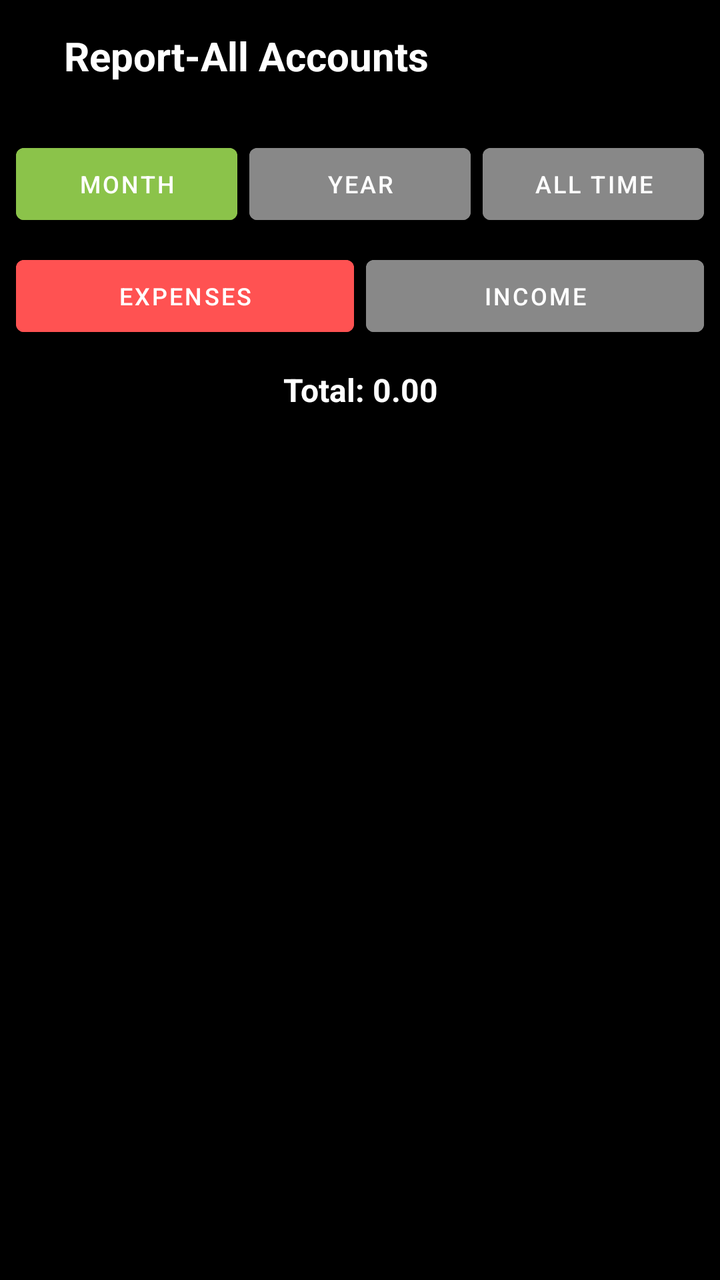
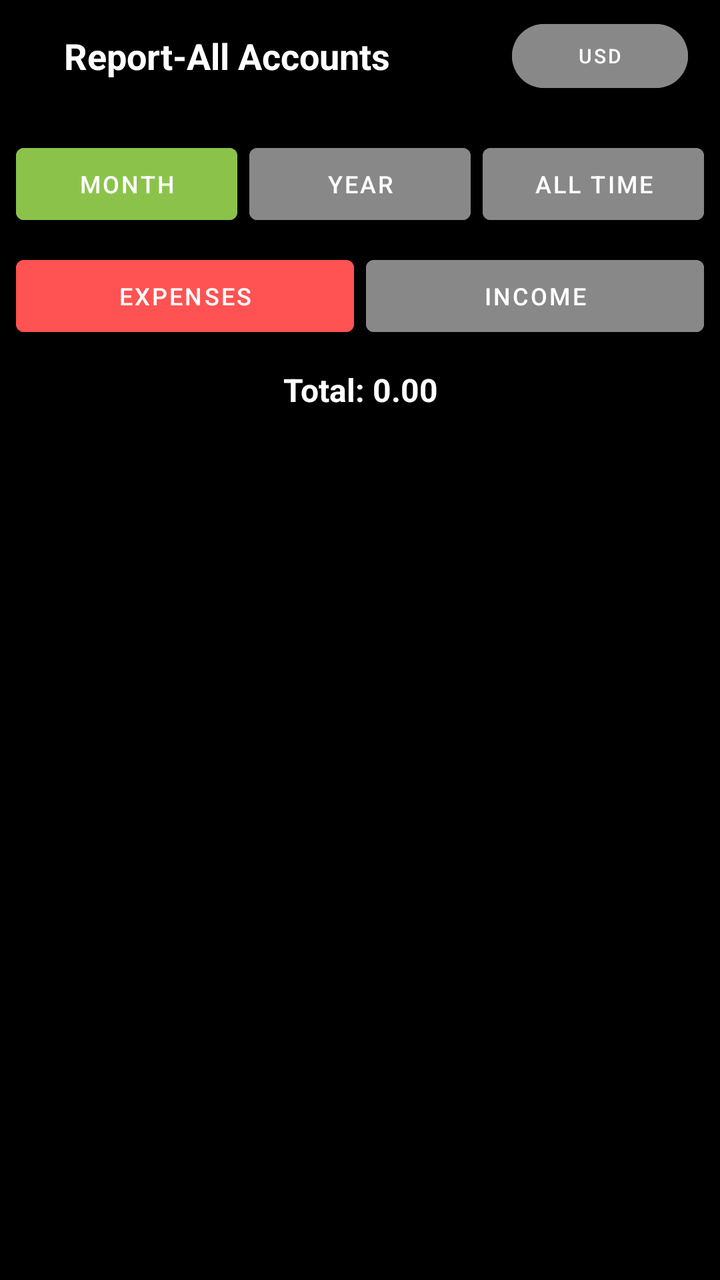

Two renders of the same Android screen: before a commit and after it. Below are the layout's source before the change and the commit's diff.
<!-- AndroidManifest.xml: activity theme Theme.MyCalendar2026SAR -->
<!-- res/layout/activity_report_all.xml -->
<?xml version="1.0" encoding="utf-8"?>
<androidx.constraintlayout.widget.ConstraintLayout xmlns:android="http://schemas.android.com/apk/res/android"
    xmlns:app="http://schemas.android.com/apk/res-auto"
    xmlns:tools="http://schemas.android.com/tools"
    android:layout_width="match_parent"
    android:layout_height="match_parent"
    android:background="#000000"
    tools:context=".ReportAllActivity">

    <LinearLayout
        android:id="@+id/reportTopBar"
        android:layout_width="match_parent"
        android:layout_height="56dp"
        android:gravity="center_vertical"
        android:orientation="horizontal"
        android:paddingStart="16dp"
        android:paddingEnd="16dp"
        app:layout_constraintTop_toTopOf="parent">

        <ImageButton
            android:id="@+id/reportBackButton"
            android:layout_width="@dimen/_24sdp"
            android:layout_height="@dimen/_24sdp"
            android:background="?attr/selectableItemBackgroundBorderless"
            android:contentDescription="Back"
            android:padding="4dp"
            android:scaleType="fitCenter"
            android:src="@drawable/ic_back_color" />

        <TextView
            android:layout_width="0dp"
            android:layout_height="wrap_content"
            android:layout_marginStart="16dp"
            android:layout_weight="1"
            android:text="@string/menu_report_all_accounts"
            android:textColor="@color/white"
            android:textSize="20sp"
            android:textStyle="bold" />
    </LinearLayout>

    <LinearLayout
        android:id="@+id/reportPeriodContainer"
        android:layout_width="match_parent"
        android:layout_height="wrap_content"
        android:layout_marginTop="4dp"
        android:gravity="center"
        android:orientation="horizontal"
        android:padding="8dp"
        app:layout_constraintTop_toBottomOf="@id/reportTopBar">

        <Button
            android:id="@+id/reportMonthButton"
            android:layout_width="0dp"
            android:layout_height="wrap_content"
            android:layout_weight="1"
            android:backgroundTint="@color/light_green"
            android:text="Month"
            android:textColor="@color/white"
            android:textSize="12sp" />

        <Button
            android:id="@+id/reportYearButton"
            android:layout_width="0dp"
            android:layout_height="wrap_content"
            android:layout_marginStart="6dp"
            android:layout_weight="1"
            android:backgroundTint="@color/gray"
            android:text="Year"
            android:textColor="@color/white"
            android:textSize="12sp" />

        <Button
            android:id="@+id/reportAllButton"
            android:layout_width="0dp"
            android:layout_height="wrap_content"
            android:layout_marginStart="6dp"
            android:layout_weight="1"
            android:backgroundTint="@color/gray"
            android:text="All Time"
            android:textColor="@color/white"
            android:textSize="12sp" />
    </LinearLayout>

    <LinearLayout
        android:id="@+id/reportTypeContainer"
        android:layout_width="match_parent"
        android:layout_height="wrap_content"
        android:gravity="center"
        android:orientation="horizontal"
        android:paddingStart="8dp"
        android:paddingEnd="8dp"
        android:paddingBottom="4dp"
        app:layout_constraintTop_toBottomOf="@id/reportPeriodContainer">

        <Button
            android:id="@+id/reportExpenseToggle"
            android:layout_width="0dp"
            android:layout_height="wrap_content"
            android:layout_weight="1"
            android:backgroundTint="@color/expense_red"
            android:text="@string/expenses"
            android:textColor="@color/white"
            android:textSize="12sp" />

        <Button
            android:id="@+id/reportIncomeToggle"
            android:layout_width="0dp"
            android:layout_height="wrap_content"
            android:layout_marginStart="6dp"
            android:layout_weight="1"
            android:backgroundTint="@color/gray"
            android:text="@string/income"
            android:textColor="@color/white"
            android:textSize="12sp" />
    </LinearLayout>

    <TextView
        android:id="@+id/reportTotalText"
        android:layout_width="match_parent"
        android:layout_height="wrap_content"
        android:gravity="center"
        android:paddingTop="8dp"
        android:paddingBottom="4dp"
        android:text="Total: 0.00"
        android:textColor="@color/white"
        android:textSize="16sp"
        android:textStyle="bold"
        app:layout_constraintTop_toBottomOf="@id/reportTypeContainer" />

    <androidx.recyclerview.widget.RecyclerView
        android:id="@+id/reportRecyclerView"
        android:layout_width="match_parent"
        android:layout_height="0dp"
        android:clipToPadding="false"
        android:paddingBottom="16dp"
        app:layout_constraintBottom_toBottomOf="parent"
        app:layout_constraintTop_toBottomOf="@id/reportTotalText" />

    <TextView
        android:id="@+id/reportEmptyText"
        android:layout_width="wrap_content"
        android:layout_height="wrap_content"
        android:text="No transactions in this period."
        android:textColor="@color/text_secondary"
        android:visibility="gone"
        app:layout_constraintBottom_toBottomOf="parent"
        app:layout_constraintEnd_toEndOf="parent"
        app:layout_constraintStart_toStartOf="parent"
        app:layout_constraintTop_toBottomOf="@id/reportTotalText" />

</androidx.constraintlayout.widget.ConstraintLayout>
<!-- resources referenced by this layout -->
<resources>
  <color name="expense_red">#FF5252</color>
  <color name="gray">#888888</color>
  <color name="light_green">#8BC34A</color>
  <color name="text_secondary">#AAAAAA</color>
  <color name="white">#FFFFFFFF</color>
  <!-- drawable ic_back_color (drawable) -->
  <vector xmlns:android="http://schemas.android.com/apk/res/android"
      android:width="24dp"
      android:height="24dp"
      android:viewportWidth="24"
      android:viewportHeight="24">
      
      <path
          android:fillColor="#2196F3"
          android:pathData="M20,11H7.83l5.59,-5.59L12,4l-8,8 8,8 1.41,-1.41L7.83,13H20v-2z" />
      
      <path
          android:fillColor="#64B5F6"
          android:pathData="M12,4l-8,8l8,8v-1l-7,-7l7,-7V4z" />
  </vector>
  <string name="expenses">Expenses</string>
  <string name="income">Income</string>
  <string name="menu_report_all_accounts">Report-All Accounts</string>
  <style name="Theme.MyCalendar2026SAR" parent="Theme.MaterialComponents.DayNight.NoActionBar">
          
          <item name="colorPrimary">@color/light_green</item>
          <item name="colorPrimaryVariant">@color/hunter_green</item>
          <item name="colorOnPrimary">@color/white</item>
          
          <item name="colorSecondary">@color/teal_200</item>
          <item name="colorSecondaryVariant">@color/teal_700</item>
          <item name="colorOnSecondary">@color/black</item>
          
          <item name="android:statusBarColor">?attr/colorPrimaryVariant</item>
  
          <item name="colorControlActivated">@color/light_green</item>
  
          <item name="android:listPreferredItemPaddingStart">8dp</item>
          <item name="android:listPreferredItemPaddingEnd">8dp</item>
          <item name="android:textAppearanceLargePopupMenu">@style/CustomMenuTextAppearance</item>
          <item name="android:textAppearanceSmallPopupMenu">@style/CustomMenuTextAppearance</item>
          <item name="android:popupMenuStyle">@style/CustomPopupMenuStyle</item>
  
          
          <item name="materialAlertDialogTheme">@style/CustomAlertDialogTheme</item>
          <item name="alertDialogTheme">@style/CustomAlertDialogTheme</item>
      </style>
  <color name="hunter_green">#355E3B</color>
  <color name="teal_200">#FF03DAC5</color>
  <color name="teal_700">#FF018786</color>
  <color name="black">#FF000000</color>
  <style name="CustomMenuTextAppearance" parent="TextAppearance.AppCompat.Widget.PopupMenu.Large">
          <item name="android:textSize">@dimen/_10ssp</item>
          <item name="android:textColor">@color/white</item>
      </style>
  <style name="CustomPopupMenuStyle" parent="Widget.AppCompat.PopupMenu">
          <item name="android:minWidth">@dimen/_110sdp</item>
      </style>
  <style name="CustomAlertDialogTheme" parent="ThemeOverlay.MaterialComponents.MaterialAlertDialog">
          <item name="colorPrimary">@color/light_green</item>
          <item name="colorAccent">@color/light_green</item>
          <item name="colorSecondary">@color/light_green</item>
          <item name="android:textColorPrimary">@color/white</item>
          
          <item name="buttonBarPositiveButtonStyle">@style/GreenButtonStyle</item>
          <item name="buttonBarNegativeButtonStyle">@style/GreenButtonStyle</item>
          <item name="buttonBarNeutralButtonStyle">@style/GreenButtonStyle</item>
      </style>
  <style name="GreenButtonStyle" parent="Widget.MaterialComponents.Button.TextButton">
          <item name="android:textColor">@color/light_green</item>
      </style>
</resources>

<!-- the commit's change to res/layout/activity_report_all.xml (unified diff, before → after) -->
@@ -34,8 +34,19 @@
             android:layout_weight="1"
             android:text="@string/menu_report_all_accounts"
             android:textColor="@color/white"
-            android:textSize="20sp"
+            android:textSize="18sp"
             android:textStyle="bold" />
+
+        <Button
+            android:id="@+id/reportCurrencyButton"
+            android:layout_width="wrap_content"
+            android:layout_height="32dp"
+            android:backgroundTint="@color/gray"
+            android:insetTop="0dp"
+            android:insetBottom="0dp"
+            android:text="USD"
+            android:textSize="10sp"
+            app:cornerRadius="16dp" />
     </LinearLayout>
 
     <LinearLayout
